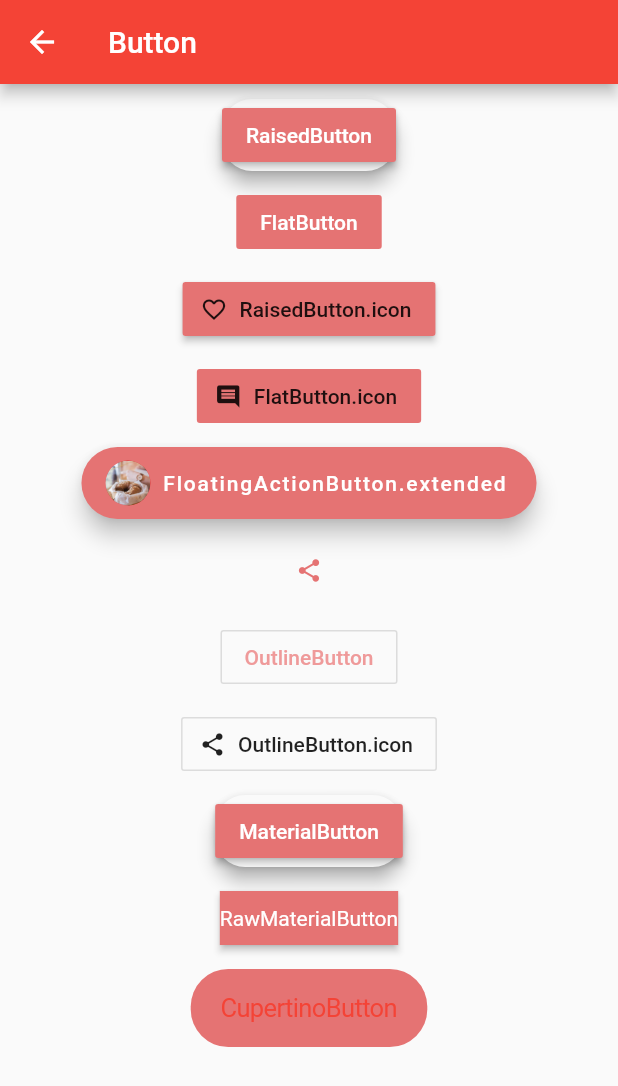
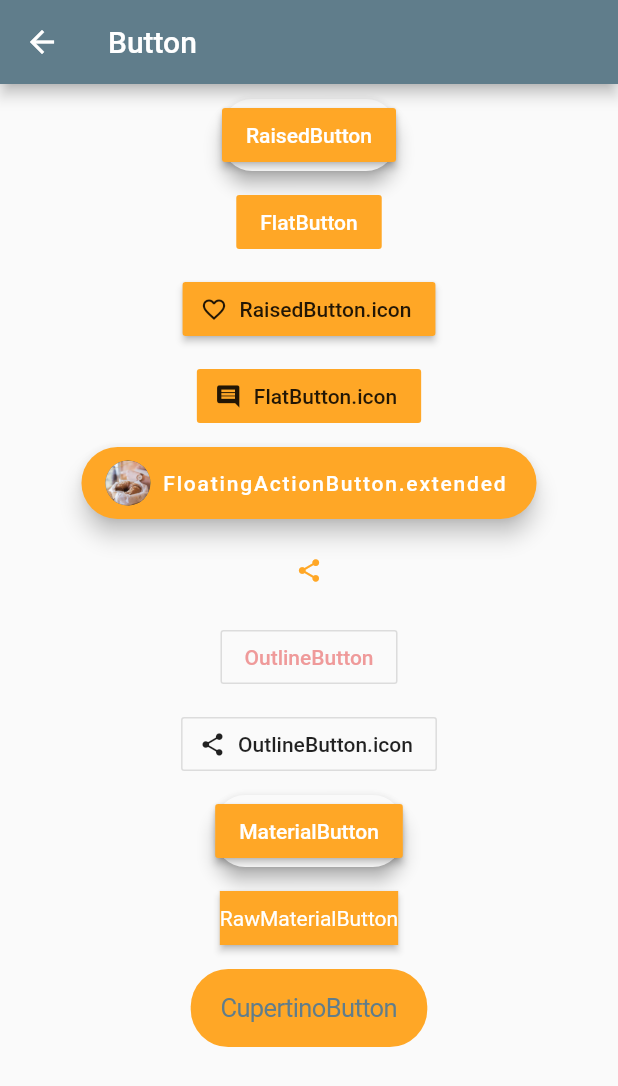
Before and after one commit to Urwateryi/flutter_the_first_demo, a Flutter app: the ButtonPage screen opened directly, on a phone screen of 412 x 824 dp. Shown: the top 1086 px of the screen. Run offline on Flutter 3.47's test engine with Material 2 defaults, Android fonts, the phone set to English and light mode, and no system bars; our stand-ins replace fluttertoast, transparent_image.

Commit message:
修改颜色

```diff
--- a/lib/home/ComponentBean.dart
+++ b/lib/home/ComponentBean.dart
@@ -7,6 +7,7 @@ import 'card/CardPage.dart';
 import 'stack/StackPage.dart';
 import 'scaffold/ScaffoldPage.dart';
 import 'appbar/AppBarPage.dart';
+import 'Input/InputPage.dart';
 
 class ComponentBean {
   String name;
@@ -33,11 +34,11 @@ List<ComponentBean> contentList = <ComponentBean>[
       "Scaffold",  ScaffoldPage(), "脚手架", "assets/images/illustration_5.jpg"),
    ComponentBean(
       "Appbar",  AppBarPage(), "就是AppBar嘛", "assets/images/illustration_8.jpg"),
+   ComponentBean("Input", new InputPage(), "输入框", "assets/images/illustration_13.jpg"),
    ComponentBean(
       "FlutterLogo", null, "不晓得是啥", "assets/images/illustration_6.jpg"),
    ComponentBean(
       "Placeholder", null, "占位符？？？？", "assets/images/illustration_7.jpg"),
-   ComponentBean("Input", null, "输入框", "assets/images/illustration_13.jpg"),
    ComponentBean(
       "CheckBox", null, "单选框", "assets/images/illustration_14.jpg"),
    ComponentBean(
@@ -49,8 +50,6 @@ List<ComponentBean> contentList = <ComponentBean>[
       "assets/images/illustration_18.jpg"),
    ComponentBean("多个Item的ListView", null, "一个列表有多个item的样式",
       "assets/images/illustration_19.jpg"),
-   ComponentBean(
-      "ThemeData", null, "ThemeData", "assets/images/illustration_27.jpg"),
    ComponentBean("FlexibleSpaceBar", null, "FlexibleSpaceBar",
       "assets/images/illustration_27.jpg"),
    ComponentBean("Cupertino风格控件", null, "Cupertino风格控件",
--- a/lib/home/button/ButtonPage.dart
+++ b/lib/home/button/ButtonPage.dart
@@ -17,7 +17,7 @@ class ButtonPage extends StatelessWidget {
               Material(
                 child: RaisedButton(
                   onPressed: () {},
-                  color: Colors.red[300],
+                  color: Colors.orange[400],
                   child: Text(
                     "RaisedButton",
                     style: TextStyle(color: Colors.white),
@@ -30,7 +30,7 @@ class ButtonPage extends StatelessWidget {
               const SizedBox(height: 10.0),
               FlatButton(
                 onPressed: () {},
-                color: Colors.red[300],
+                color: Colors.orange[400],
                 child: Text(
                   "FlatButton",
                   style: TextStyle(color: Colors.white),
@@ -39,14 +39,14 @@ class ButtonPage extends StatelessWidget {
               const SizedBox(height: 10.0),
               RaisedButton.icon(
                 onPressed: () {},
-                color: Colors.red[300],
+                color: Colors.orange[400],
                 icon: const Icon(Icons.favorite_border, size: 18.0),
                 label: const Text('RaisedButton.icon'),
               ),
               const SizedBox(height: 10.0),
               FlatButton.icon(
                 onPressed: () {},
-                color: Colors.red[300],
+                color: Colors.orange[400],
                 icon: const Icon(Icons.comment, size: 18.0),
                 label: const Text('FlatButton.icon'),
               ),
@@ -61,7 +61,7 @@ class ButtonPage extends StatelessWidget {
               FloatingActionButton.extended(
                   onPressed: () {},
                   foregroundColor: Colors.white,
-                  backgroundColor: Colors.red[300],
+                  backgroundColor: Colors.orange[400],
                   label: Text('FloatingActionButton.extended', maxLines: 1),
                   icon: CircleAvatar(
                       radius: 15.0,
@@ -69,7 +69,7 @@ class ButtonPage extends StatelessWidget {
                           AssetImage('assets/images/illustration_8.jpg'))),
               const SizedBox(height: 10.0),
               IconButton(
-                  color: Colors.red[300],
+                  color: Colors.orange[400],
                   highlightColor: Colors.white,
                   icon: const Icon(Icons.share, size: 18.0),
                   onPressed: () {}),
@@ -93,7 +93,7 @@ class ButtonPage extends StatelessWidget {
               Material(
                 child: MaterialButton(
                   onPressed: () {},
-                  color: Colors.red[300],
+                  color: Colors.orange[400],
                   child: Text(
                     "MaterialButton",
                     style: TextStyle(color: Colors.white),
@@ -106,7 +106,7 @@ class ButtonPage extends StatelessWidget {
               const SizedBox(height: 10.0),
               RawMaterialButton(
                 onPressed: () {},
-                fillColor: Colors.red[300],
+                fillColor: Colors.orange[400],
                 child: Text(
                   "RawMaterialButton",
                   style: TextStyle(color: Colors.white),
@@ -114,7 +114,7 @@ class ButtonPage extends StatelessWidget {
               ),
               const SizedBox(height: 10.0),
               CupertinoButton(
-                color: Colors.red[300],
+                color: Colors.orange[400],
                 pressedOpacity: 0.7,
                 borderRadius: BorderRadius.all(Radius.circular(25.0)),
                 child: Text("CupertinoButton"),
--- a/lib/home/container/ContainerPage.dart
+++ b/lib/home/container/ContainerPage.dart
@@ -142,7 +142,7 @@ class ContainerPage extends StatelessWidget {
                         onPressed: () {
                           Fluttertoast.showToast(msg: "赞赏支持");
                         },
-                        color: Colors.red[300],
+                        color: Colors.orange[400],
                         child:
                             Text("赞赏支持", style: TextStyle(color: Colors.white)),
                       ))
@@ -202,7 +202,7 @@ class ContainerPage extends StatelessWidget {
                           Fluttertoast.showToast(msg: "关注一下");
                         },
                         textColor: Colors.white,
-                        color: Colors.green[400],
+                        color: Colors.cyan[200],
                         child: Text('+ 关注'),
                       )
                     ],
--- a/lib/main.dart
+++ b/lib/main.dart
@@ -6,14 +6,16 @@ import 'package:the_first_one/mine/minepage.dart';
 void main() => runApp(Main());
 
 final ThemeData kIOSTheme = ThemeData(
+  primaryIconTheme: const IconThemeData(color: Colors.white),
   primarySwatch: Colors.green,
   primaryColor: Colors.green,
   primaryColorBrightness: Brightness.light,
 );
 
 final ThemeData kDefaultTheme = ThemeData(
-  primarySwatch: Colors.red,
-  primaryColor: Colors.red,
+  primaryIconTheme: const IconThemeData(color: Colors.white),
+  primarySwatch: Colors.blueGrey,
+  primaryColor: Colors.blueGrey,
   accentColor: Colors.orangeAccent,
 );
 
@@ -53,7 +55,6 @@ class MainState extends State<Main> {
     final BottomNavigationBar botNavBar = BottomNavigationBar(
         items: _navigationViews,
         currentIndex: _currentIndex,
-        fixedColor: Colors.red,
         type: BottomNavigationBarType.fixed,
         onTap: (int index) {
           setState(() {
```
Also changed, not shown: lib/home/Input/InputPage.dart (added, +15 -0 lines), lib/home/card/CardPage.dart (+5 -5 lines), lib/home/scaffold/ScaffoldPage.dart (+4 -4 lines).
